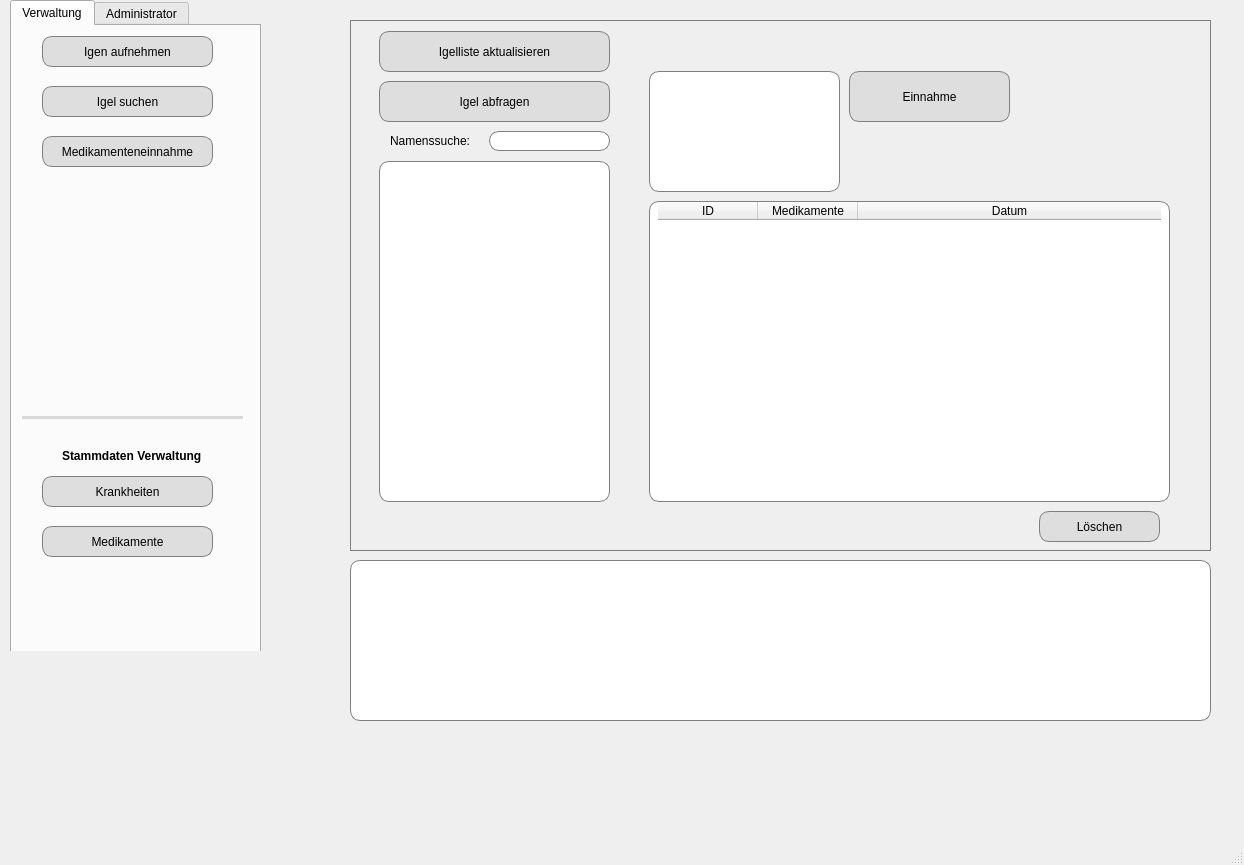
This is libary/hgalaxy.ui in n1kozor/HedgehogGalaxy as Qt 5 draws it before an edit. The edited form follows.
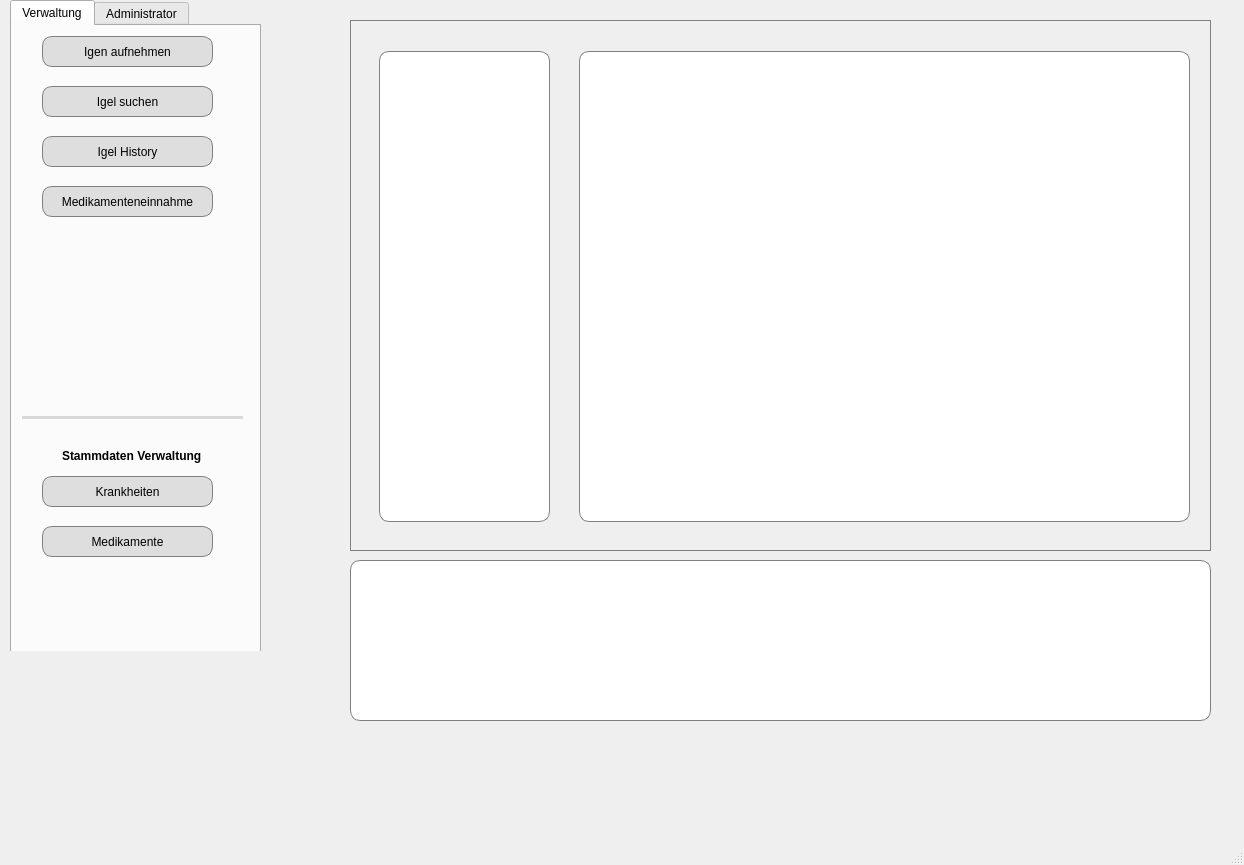
This is the edited form. Icons and pictures are not drawn.

```diff
--- a/libary/hgalaxy.ui
+++ b/libary/hgalaxy.ui
@@ -101,7 +101,7 @@
      <number>1</number>
     </property>
     <property name="currentIndex">
-     <number>4</number>
+     <number>7</number>
     </property>
     <widget class="QWidget" name="page_new_igel">
      <widget class="QLabel" name="label">
@@ -1669,6 +1669,28 @@
       </property>
      </widget>
     </widget>
+    <widget class="QWidget" name="page">
+     <widget class="QListWidget" name="list_igel_history">
+      <property name="geometry">
+       <rect>
+        <x>20</x>
+        <y>30</y>
+        <width>171</width>
+        <height>471</height>
+       </rect>
+      </property>
+     </widget>
+     <widget class="QTableWidget" name="history_table">
+      <property name="geometry">
+       <rect>
+        <x>220</x>
+        <y>30</y>
+        <width>611</width>
+        <height>471</height>
+       </rect>
+      </property>
+     </widget>
+    </widget>
    </widget>
    <widget class="QScrollArea" name="scrollArea">
     <property name="geometry">
@@ -1853,7 +1875,7 @@
         <property name="geometry">
          <rect>
           <x>30</x>
-          <y>110</y>
+          <y>160</y>
           <width>171</width>
           <height>31</height>
          </rect>
@@ -1881,6 +1903,22 @@
          <string>Medikamente</string>
         </property>
        </widget>
+       <widget class="QPushButton" name="btn_igel_history">
+        <property name="geometry">
+         <rect>
+          <x>30</x>
+          <y>110</y>
+          <width>171</width>
+          <height>31</height>
+         </rect>
+        </property>
+        <property name="cursor">
+         <cursorShape>PointingHandCursor</cursorShape>
+        </property>
+        <property name="text">
+         <string>Igel History</string>
+        </property>
+       </widget>
       </widget>
       <widget class="QWidget" name="tab_2">
        <attribute name="title">
```
